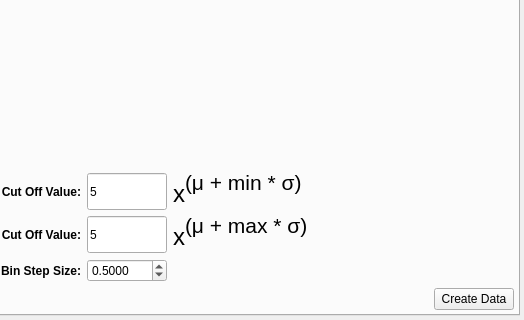
Above: Source/Plugins/StatsGenerator/Widgets/UI_Files/PrimaryPhaseWidget.ui from BlueQuartzSoftware/DREAM3D before the change; both pictures show x 269 to 793 and y 321 to 641 of the 793 by 641 pixel window. Below: the same form after it.
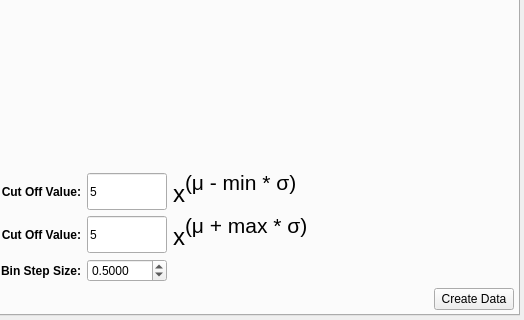
That is the form after the change. Custom widgets are drawn as their Qt base class.

Commit message: Fix equation for min cutoff in StatsGenerator UI

What changed in the file:
```diff
--- a/Source/Plugins/StatsGenerator/Widgets/UI_Files/PrimaryPhaseWidget.ui
+++ b/Source/Plugins/StatsGenerator/Widgets/UI_Files/PrimaryPhaseWidget.ui
@@ -425,7 +425,7 @@
             </size>
            </property>
            <property name="text">
-            <string>&lt;html&gt;&lt;head/&gt;&lt;body&gt;&lt;p&gt;&lt;span style=&quot; font-size:18pt;&quot;&gt;x&lt;/span&gt;&lt;span style=&quot; font-size:24pt; vertical-align:super;&quot;&gt;(μ + min * σ)&lt;/span&gt;&lt;/p&gt;&lt;/body&gt;&lt;/html&gt;</string>
+            <string>&lt;html&gt;&lt;head/&gt;&lt;body&gt;&lt;p&gt;&lt;span style=&quot; font-size:18pt;&quot;&gt;x&lt;/span&gt;&lt;span style=&quot; font-size:24pt; vertical-align:super;&quot;&gt;(μ - min * σ)&lt;/span&gt;&lt;/p&gt;&lt;/body&gt;&lt;/html&gt;</string>
            </property>
            <property name="textFormat">
             <enum>Qt::RichText</enum>
```
